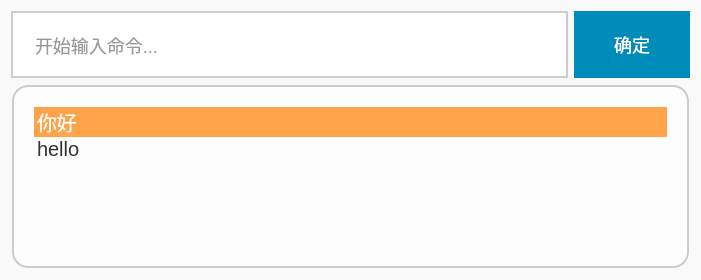
Old version of the form DesktopTools/feather_hotkey/searchbar.ui in the repository xmsociety/DesktopTools.
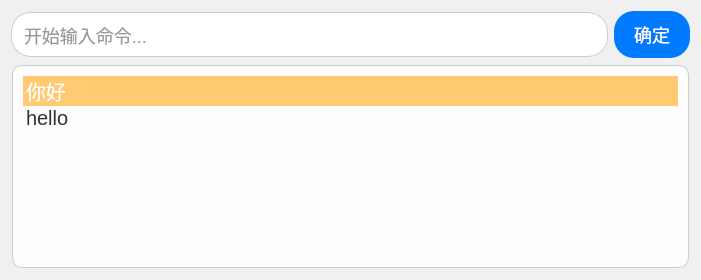
New version of the form.

Commit message: 修改样式 & 增加下拉项快捷键操作

What changed in the file:
```diff
--- a/DesktopTools/feather_hotkey/searchbar.ui
+++ b/DesktopTools/feather_hotkey/searchbar.ui
@@ -17,10 +17,10 @@
    <string>小命令工具</string>
   </property>
   <property name="styleSheet">
-   <string notr="true">            background-color: #F9F9F9;
+   <string notr="true">background-color: #F0F0F0;
             color: #333333;
             font-size: 16px;
-            font-family: Arial, sans-serif;</string>
+            font-family: 'Helvetica Neue', Arial, sans-serif;</string>
   </property>
   <layout class="QHBoxLayout" name="horizontalLayout_2">
    <item>
@@ -30,12 +30,13 @@
        <item>
         <widget class="QLineEdit" name="lineEdit">
          <property name="styleSheet">
-          <string notr="true">            background-color: #FFFFFF;
-            border-radius: 40px;
-            border: 2px solid #CCCCCC;
-            padding: 20px;
+          <string notr="true">background-color: #FFFFFF;
+            border-radius: 20px;
+            border: 1px solid #CCCCCC;
+            padding: 10px;
             font-size: 18px;
-            font-family: Arial, sans-serif;</string>
+            font-family: 'Helvetica Neue', Arial, sans-serif;
+            box-shadow: 2px 2px 5px rgba(0, 0, 0, 0.1);</string>
          </property>
          <property name="placeholderText">
           <string>开始输入命令...</string>
@@ -45,13 +46,14 @@
        <item>
         <widget class="QPushButton" name="pushButton">
          <property name="styleSheet">
-          <string notr="true">            background-color: #008CBA;
-            border-radius: 40px;
+          <string notr="true">background-color: #007BFF;
+            border-radius: 20px;
             border: none;
-            padding: 20px 40px;
+            padding: 10px 20px;
             font-size: 18px;
-            font-family: Arial, sans-serif;
-            color: #FFFFFF;</string>
+            font-family: 'Helvetica Neue', Arial, sans-serif;
+            color: #FFFFFF;
+            box-shadow: 0 4px 8px rgba(0, 123, 255, 0.3);</string>
          </property>
          <property name="text">
           <string>确定</string>
@@ -67,16 +69,16 @@
        </property>
        <property name="styleSheet">
         <string notr="true">background-color: #FFFFFF;
-selection-background-color: rgb(255, 163, 72);
-border-radius: 16px;
-border: 2px solid #CCCCCC;
-padding: 20px;
+selection-background-color: #FFCA72;
+border-radius: 10px;
+border: 1px solid #CCCCCC;
+padding: 10px;
 font-size: 20px;
-font-family: Arial, sans-serif;
-line-height: 2.5;
+font-family: 'Helvetica Neue', Arial, sans-serif;
+line-height: 1.5;
 margin-bottom: 10px;	
 margin: 1px; 
-background: rgba(255, 255, 255, 180);</string>
+background: rgba(255, 255, 255, 0.9);</string>
        </property>
        <property name="currentRow">
         <number>0</number>
```
The commit also changes 2 other files.
